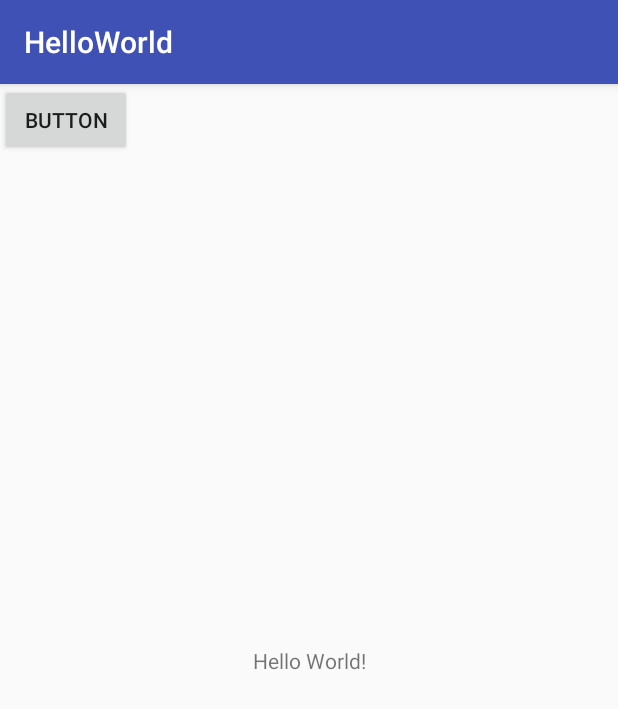
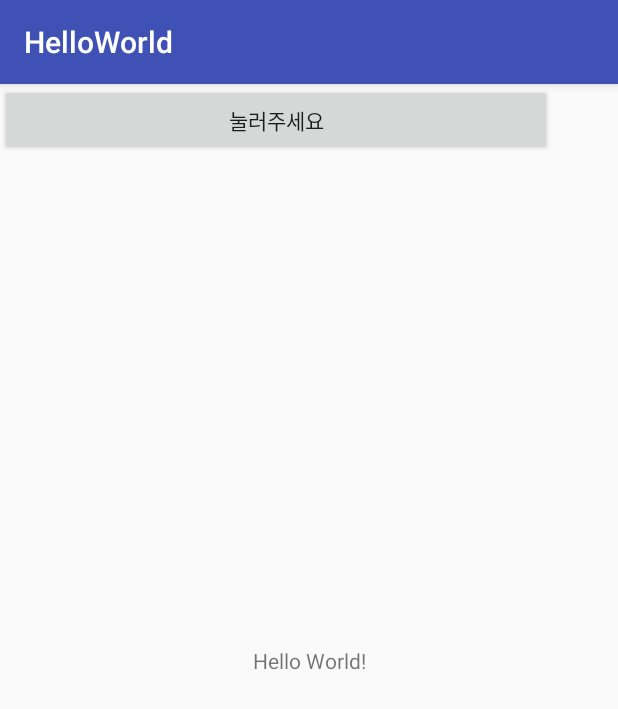
Before and after one commit to lisa1129/hellogithub, an Android app: the screen it shows after launch (MainActivity), on a phone screen of 412 x 824 dp. Shown: the top 709 px of the screen. Run offline under Robolectric (Android 15) with nearby library versions, the phone set to English and light mode, and no system bars.

Commit message:
#1 Button add

```diff
--- a/app/src/main/java/kr/hs/e_mirim/lisa1129/helloworld/MainActivity.java
+++ b/app/src/main/java/kr/hs/e_mirim/lisa1129/helloworld/MainActivity.java
@@ -1,16 +1,27 @@
 package kr.hs.e_mirim.lisa1129.helloworld;
 
+import android.content.DialogInterface;
 import android.support.v7.app.AppCompatActivity;
 import android.os.Bundle;
+import android.view.View;
+import android.widget.Button;
+import android.widget.Toast;
 
-public class MainActivity extends AppCompatActivity {
+public class MainActivity extends AppCompatActivity implements View.OnClickListener{
 
     @Override
     protected void onCreate(Bundle savedInstanceState) {
         super.onCreate(savedInstanceState);
         setContentView(R.layout.activity_main);
+
+        Button btnHello=(Button)findViewById(R.id.btnHello);
+        btnHello.setOnClickListener(this);
+       }
+
+    @Override
+    public void onClick(View v) {
+
+        Toast.makeText(this, "Hello", Toast.LENGTH_LONG).show();
+
     }
-
-
-
 }
--- a/app/src/main/res/layout/activity_main.xml
+++ b/app/src/main/res/layout/activity_main.xml
@@ -16,11 +16,11 @@
         app:layout_constraintTop_toTopOf="parent" />
 
     <Button
-        android:id="@+id/button"
-        android:layout_width="wrap_content"
+        android:id="@+id/btnHello"
+        android:layout_width="368dp"
         android:layout_height="wrap_content"
-        android:text="Button"
-        tools:layout_editor_absoluteX="148dp"
-        tools:layout_editor_absoluteY="190dp" />
+        android:text="눌러주세요"
+        tools:layout_editor_absoluteX="8dp"
+        tools:layout_editor_absoluteY="458dp" />
 
 </android.support.constraint.ConstraintLayout>
```
